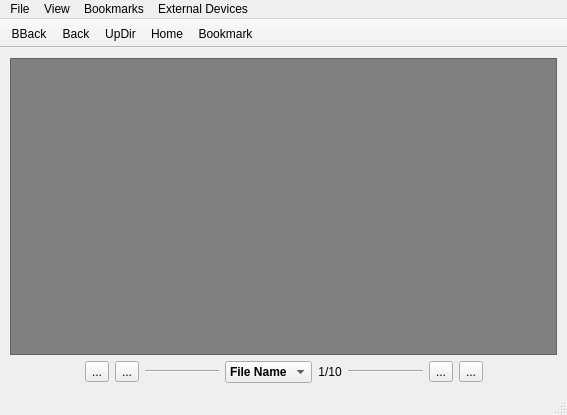
Above: lumina-fm/MainUI.ui from lumina-desktop/lumina before the change. Below: the same form after it.
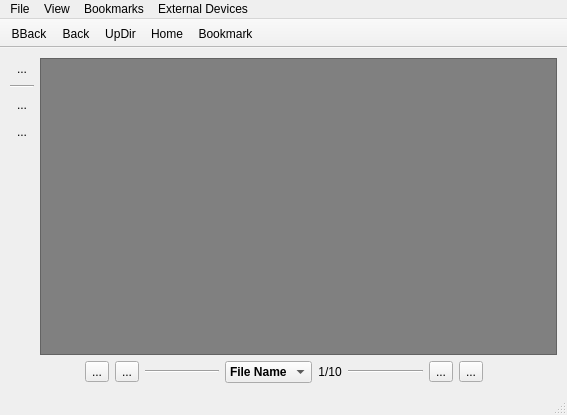
That is the form after the change. The open tabs and pages were chosen to show the change.

Commit message: Add a couple new features to how image files are handles in lumina-fm: 1) Add the ability to remove the current file loaded into the slideshow 2) Add the ability to rotate the current slideshow image by 90 degrees (clockwise or counterclockwise) and will re-save the file itself.

Patch:
```diff
--- a/lumina-fm/MainUI.ui
+++ b/lumina-fm/MainUI.ui
@@ -643,6 +643,71 @@
       <widget class="QWidget" name="page_image_view">
        <layout class="QVBoxLayout" name="verticalLayout">
         <item>
+         <layout class="QHBoxLayout" name="horizontalLayout_5">
+          <item>
+           <layout class="QVBoxLayout" name="verticalLayout_4">
+            <item>
+             <widget class="QToolButton" name="tool_image_remove">
+              <property name="toolTip">
+               <string>Delete this image file</string>
+              </property>
+              <property name="text">
+               <string notr="true">...</string>
+              </property>
+              <property name="autoRaise">
+               <bool>true</bool>
+              </property>
+             </widget>
+            </item>
+            <item>
+             <widget class="Line" name="line_8">
+              <property name="orientation">
+               <enum>Qt::Horizontal</enum>
+              </property>
+             </widget>
+            </item>
+            <item>
+             <widget class="QToolButton" name="tool_image_rotateleft">
+              <property name="toolTip">
+               <string>Rotate this image file counter-clockwise</string>
+              </property>
+              <property name="text">
+               <string notr="true">...</string>
+              </property>
+              <property name="autoRaise">
+               <bool>true</bool>
+              </property>
+             </widget>
+            </item>
+            <item>
+             <widget class="QToolButton" name="tool_image_rotateright">
+              <property name="toolTip">
+               <string>Rotate this image file clockwise</string>
+              </property>
+              <property name="text">
+               <string notr="true">...</string>
+              </property>
+              <property name="autoRaise">
+               <bool>true</bool>
+              </property>
+             </widget>
+            </item>
+            <item>
+             <spacer name="verticalSpacer_2">
+              <property name="orientation">
+               <enum>Qt::Vertical</enum>
+              </property>
+              <property name="sizeHint" stdset="0">
+               <size>
+                <width>20</width>
+                <height>40</height>
+               </size>
+              </property>
+             </spacer>
+            </item>
+           </layout>
+          </item>
+          <item>
          <widget class="QLabel" name="label_image">
           <property name="sizePolicy">
            <sizepolicy hsizetype="Expanding" vsizetype="Expanding">
@@ -670,6 +735,8 @@
           </property>
          </widget>
         </item>
+         </layout>
+        </item>
         <item>
          <layout class="QHBoxLayout" name="horizontalLayout_3">
           <item>
```
Left out of the diff: 50 changed lines with no effect on the pictures. Lines whose indentation alone changed are shown as unchanged. The commit also changes 2 other files.
